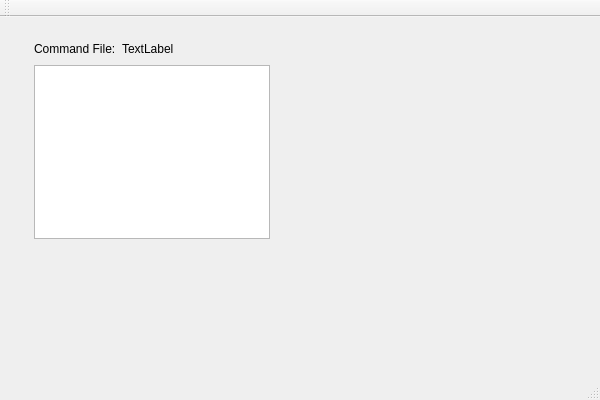
Before: the Qt Designer form AlertRig/src/unic/unic.ui in djsperka/vsg-progs, drawn with Qt 5.
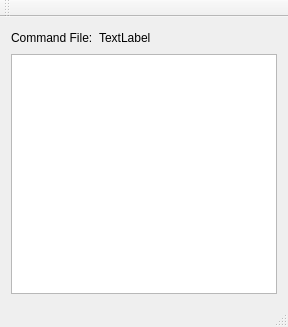
After: the same form once the commit is applied.

```diff
--- a/AlertRig/src/unic/unic.ui
+++ b/AlertRig/src/unic/unic.ui
@@ -6,23 +6,16 @@
    <rect>
     <x>0</x>
     <y>0</y>
-    <width>600</width>
-    <height>400</height>
+    <width>288</width>
+    <height>327</height>
    </rect>
   </property>
   <property name="windowTitle">
    <string>unic</string>
   </property>
   <widget class="QWidget" name="centralWidget">
-   <widget class="QWidget" name="">
-    <property name="geometry">
-     <rect>
-      <x>23</x>
-      <y>11</y>
-      <width>258</width>
-      <height>222</height>
-     </rect>
-    </property>
+   <layout class="QVBoxLayout" name="verticalLayout_2">
+    <item>
     <layout class="QVBoxLayout" name="verticalLayout">
      <item>
       <layout class="QHBoxLayout" name="horizontalLayout">
@@ -59,7 +52,8 @@
       <widget class="QPlainTextEdit" name="plainTextEditLog"/>
      </item>
     </layout>
-   </widget>
+    </item>
+   </layout>
   </widget>
   <widget class="QMenuBar" name="menuBar">
    <property name="geometry">
```
Left out of the diff: 2 changed lines with no effect on the pictures. Lines whose indentation alone changed are shown as unchanged.
